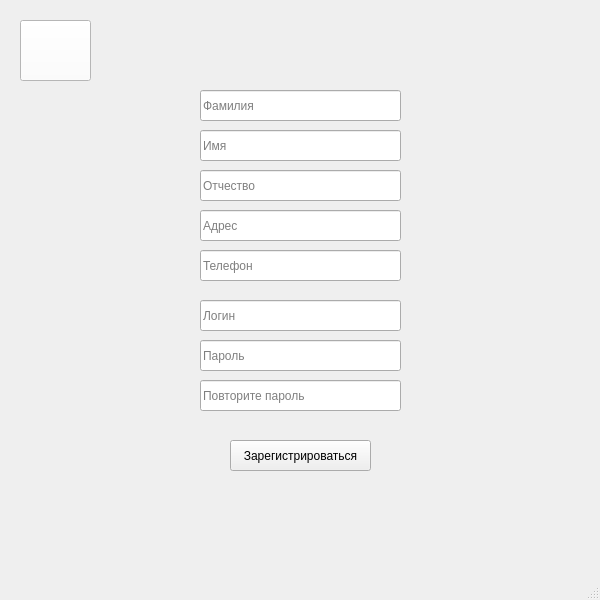
Above: regwindown.ui from dOOmcLiF/WroomWroom before the change. Below: the same form after it.
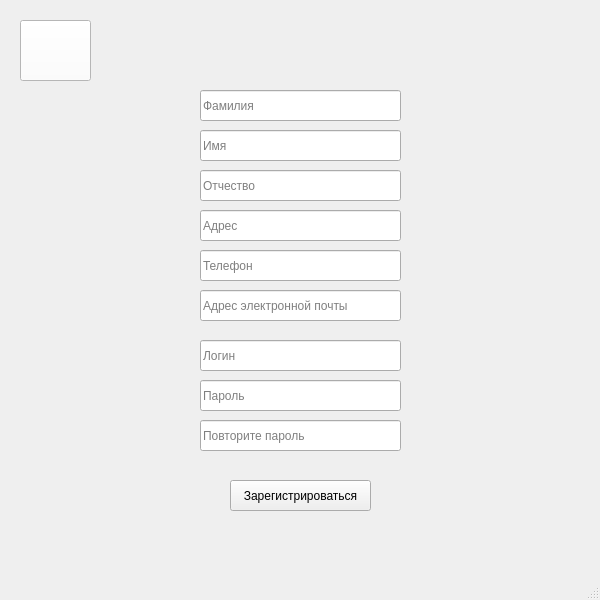
That is the form after the change. Icons and pictures are not drawn.

```diff
--- a/regwindown.ui
+++ b/regwindown.ui
@@ -82,7 +82,7 @@
     <property name="geometry">
      <rect>
       <x>230</x>
-      <y>440</y>
+      <y>480</y>
       <width>141</width>
       <height>31</height>
      </rect>
@@ -95,7 +95,7 @@
     <property name="geometry">
      <rect>
       <x>200</x>
-      <y>340</y>
+      <y>380</y>
       <width>201</width>
       <height>31</height>
      </rect>
@@ -139,7 +139,7 @@
     <property name="geometry">
      <rect>
       <x>200</x>
-      <y>380</y>
+      <y>420</y>
       <width>201</width>
       <height>31</height>
      </rect>
@@ -152,7 +152,7 @@
     <property name="geometry">
      <rect>
       <x>200</x>
-      <y>300</y>
+      <y>340</y>
       <width>201</width>
       <height>31</height>
      </rect>
@@ -161,6 +161,19 @@
      <string>Логин</string>
     </property>
    </widget>
+   <widget class="QLineEdit" name="email">
+    <property name="geometry">
+     <rect>
+      <x>200</x>
+      <y>290</y>
+      <width>201</width>
+      <height>31</height>
+     </rect>
+    </property>
+    <property name="placeholderText">
+     <string>Адрес электронной почты</string>
+    </property>
+   </widget>
   </widget>
   <widget class="QMenuBar" name="menubar">
    <property name="geometry">
```
Left out of the diff: 3 changed lines with no effect on the pictures.
